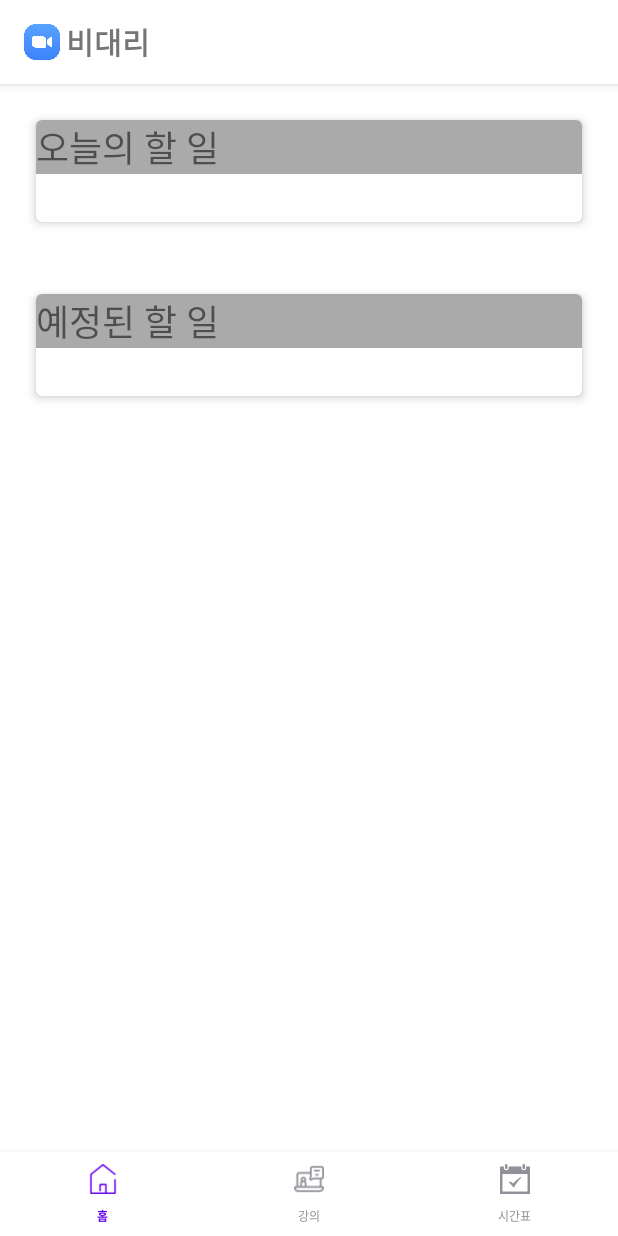
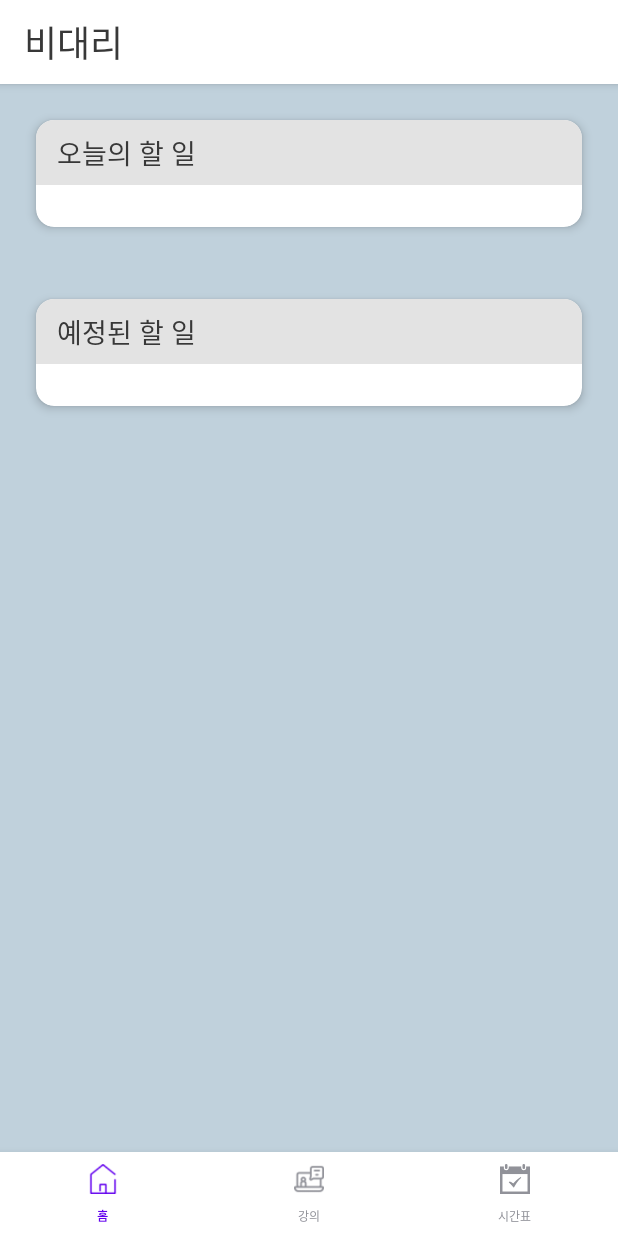
Before and after one commit to chrisais9/UntactHelper, an Android app: the HomeFragment screen opened directly, with no data from a screen before it, on a phone screen of 412 x 824 dp. Run offline under Robolectric (Android 15) with nearby library versions, the phone set to English and light mode, and no system bars; our stand-ins replace RxJava, data binding; libraries missing offline, so code that uses them is left out: com.github.nitrico.lastadapter, com.github.tlaabs.timetableview; network calls fail; 4 statements that could not run were skipped.

Commit message:
디자인에 맞게 레이아웃 수정 / 나눔스퀘어라운드 폰트 추가

```diff
--- a/app/src/main/res/font/noto_sans.xml
+++ /dev/null
@@ -1,22 +0,0 @@
-<?xml version="1.0" encoding="utf-8"?>
-<font-family xmlns:android="http://schemas.android.com/apk/res/android"
-    xmlns:app="http://schemas.android.com/apk/res-auto"
-    xmlns:tools="http://schemas.android.com/tools">
-    <font
-        android:font="@font/noto_sans_regular"
-        android:fontStyle="normal"
-        android:fontWeight="400"
-        app:font="@font/noto_sans_regular"
-        app:fontStyle="normal"
-        app:fontWeight="400"
-        tools:ignore="UnusedAttribute" />
-
-    <font
-        android:font="@font/noto_sans_bold"
-        android:fontStyle="normal"
-        android:fontWeight="700"
-        app:font="@font/noto_sans_bold"
-        app:fontStyle="normal"
-        app:fontWeight="700"
-        tools:ignore="UnusedAttribute" />
-</font-family>
--- a/app/src/main/res/layout/fragment_home.xml
+++ b/app/src/main/res/layout/fragment_home.xml
@@ -5,6 +5,7 @@
         xmlns:app="http://schemas.android.com/apk/res-auto"
         android:layout_width="match_parent"
         android:layout_height="match_parent"
+        android:background="#c0d1dc"
         android:orientation="vertical">
 
         <com.google.android.material.appbar.AppBarLayout
@@ -20,19 +21,13 @@
                 app:layout_collapseMode="pin"
                 app:popupTheme="@style/ThemeOverlay.AppCompat.Light">
 
-                <ImageView
-                    android:id="@+id/image_toolbar_icon"
-                    android:layout_width="24dp"
-                    android:layout_height="24dp"
-                    android:src="@drawable/ic_main_logo" />
-
                 <TextView
                     android:layout_width="wrap_content"
                     android:layout_height="wrap_content"
-                    android:paddingLeft="4dp"
+                    android:fontFamily="@font/nanum_square_round_b"
                     android:text="@string/app_name"
-                    android:textSize="20sp"
-                    android:textStyle="bold" />
+                    android:textColor="#383838"
+                    android:textSize="24sp" />
 
             </androidx.appcompat.widget.Toolbar>
         </com.google.android.material.appbar.AppBarLayout>
@@ -42,6 +37,7 @@
             android:layout_height="wrap_content"
             android:layout_margin="24dp"
             android:layout_marginTop="?attr/actionBarSize"
+            app:cardCornerRadius="12dp"
             app:cardElevation="4dp"
             app:layout_constraintTop_toBottomOf="@id/toolbar_layout">
 
@@ -54,16 +50,20 @@
                     android:id="@+id/tv_today_title"
                     android:layout_width="match_parent"
                     android:layout_height="wrap_content"
-                    android:background="@android:color/darker_gray"
+                    android:background="#e3e3e3"
+                    android:fontFamily="@font/nanum_square_round_r"
+                    android:paddingVertical="8dp"
+                    android:paddingStart="14dp"
                     android:text="오늘의 할 일"
-                    android:textSize="24sp" />
+                    android:textColor="#383838"
+                    android:textSize="18sp" />
 
                 <androidx.recyclerview.widget.RecyclerView
                     android:id="@+id/rv_today_todo"
                     android:layout_width="match_parent"
                     android:layout_height="match_parent"
                     android:overScrollMode="never"
-                    android:padding="16dp" />
+                    android:padding="14dp" />
 
             </LinearLayout>
 
@@ -73,6 +73,7 @@
             android:layout_width="match_parent"
             android:layout_height="wrap_content"
             android:layout_margin="24dp"
+            app:cardCornerRadius="12dp"
             app:cardElevation="4dp">
 
             <LinearLayout
@@ -84,16 +85,20 @@
                     android:id="@+id/tv_future_title"
                     android:layout_width="match_parent"
                     android:layout_height="wrap_content"
-                    android:background="@android:color/darker_gray"
+                    android:background="#e3e3e3"
+                    android:fontFamily="@font/nanum_square_round_r"
+                    android:paddingVertical="8dp"
+                    android:paddingStart="14dp"
                     android:text="예정된 할 일"
-                    android:textSize="24sp" />
+                    android:textColor="#383838"
+                    android:textSize="18sp" />
 
                 <androidx.recyclerview.widget.RecyclerView
                     android:id="@+id/rv_future_todo"
                     android:layout_width="match_parent"
                     android:layout_height="match_parent"
                     android:overScrollMode="never"
-                    android:padding="16dp" />
+                    android:padding="14dp" />
 
             </LinearLayout>
 
--- a/app/src/main/res/layout/item_future_todo_header.xml
+++ b/app/src/main/res/layout/item_future_todo_header.xml
@@ -17,12 +17,15 @@
             android:layout_width="match_parent"
             android:layout_height="wrap_content"
             android:text="@{listContent}"
+            android:textColor="#383838"
+            android:fontFamily="@font/nanum_square_round_l"
             android:textSize="15sp"
             app:layout_constraintTop_toTopOf="parent" />
 
         <View
+            android:layout_marginTop="2dp"
             android:layout_width="match_parent"
-            android:layout_height="2.5dp"
+            android:layout_height="0.5dp"
             android:background="@android:color/darker_gray"
             app:layout_constraintTop_toBottomOf="@id/tv_header" />
 
```
Also changed, not shown: app/src/main/res/font/font.xml (added, +32 -0 lines), app/src/main/res/layout/item_home_future_todo.xml (+14 -6 lines), app/src/main/res/layout/item_home_today_todo.xml (+41 -30 lines), app/src/main/res/values/styles.xml (+1 -22 lines), app/src/main/res/font/noto_sans_bold.otf (deleted), app/src/main/res/font/noto_sans_regular.otf (deleted), 3 other files.
